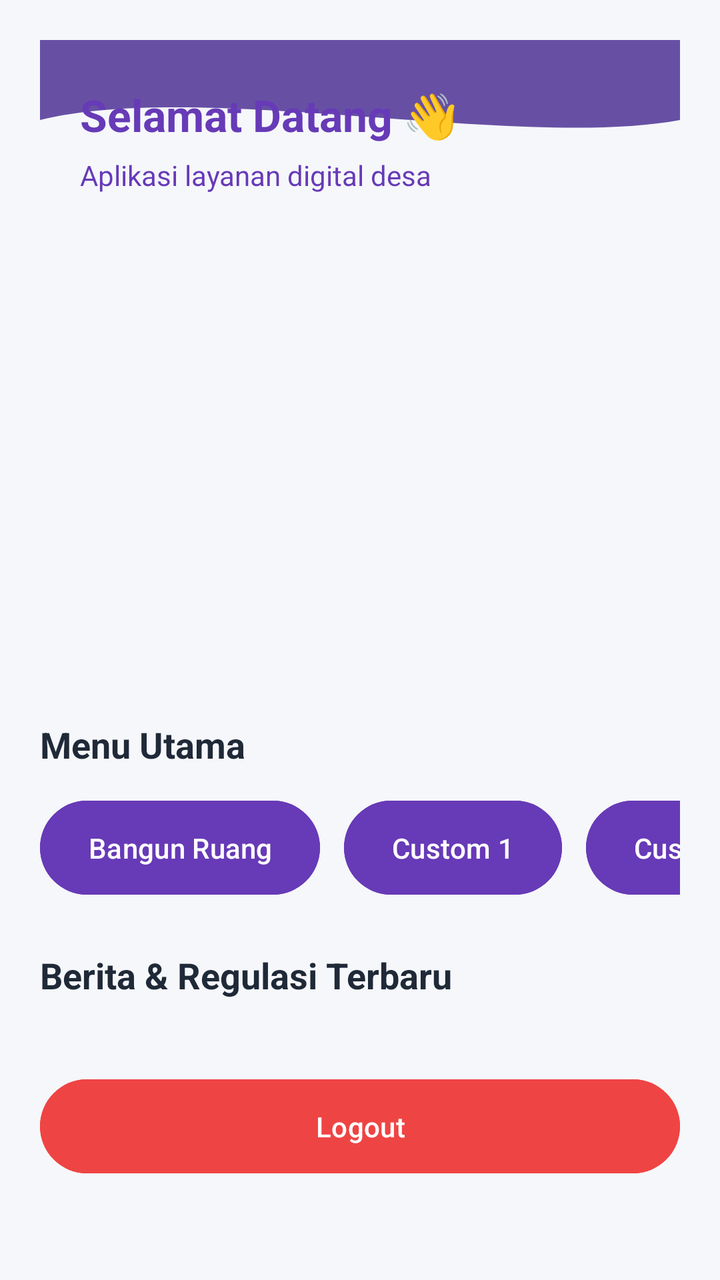
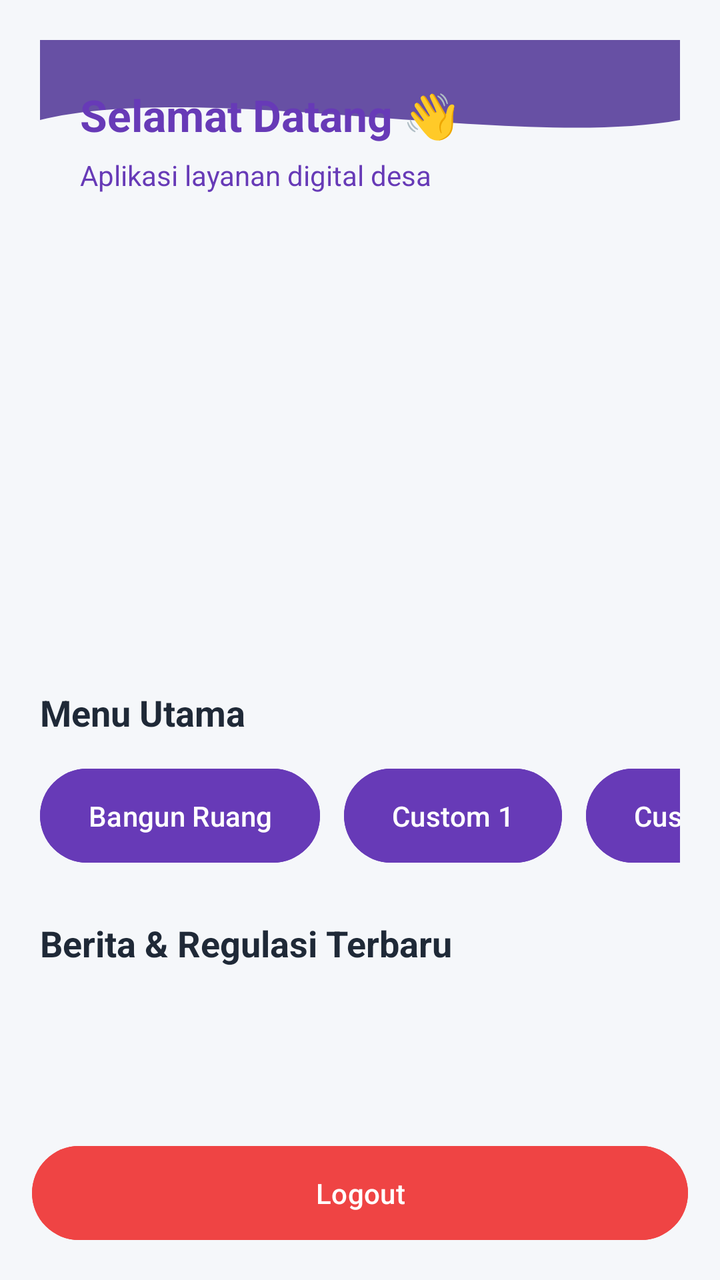

An Android layout rendered at two revisions. The XML below is the earlier revision; the diff shows what the commit changed to produce the second picture.
<!-- AndroidManifest.xml: application theme Theme.Anaanlume -->
<!-- res/layout/fragment_home.xml -->
<?xml version="1.0" encoding="utf-8"?>
<androidx.core.widget.NestedScrollView xmlns:android="http://schemas.android.com/apk/res/android"
    xmlns:app="http://schemas.android.com/apk/res-auto"
    android:layout_width="match_parent"
    android:layout_height="match_parent"
    android:background="#F5F7FA">

    <LinearLayout
        android:layout_width="match_parent"
        android:layout_height="wrap_content"
        android:orientation="vertical"
        android:padding="20dp">

        
        <LinearLayout
            android:layout_width="match_parent"
            android:layout_height="wrap_content"
            android:background="@drawable/bg_header_wave"
            android:gravity="center_vertical"
            android:orientation="vertical"
            android:padding="20dp"
            android:layout_marginBottom="20dp">

            <TextView
                android:layout_width="wrap_content"
                android:layout_height="wrap_content"
                android:text="Selamat Datang 👋"
                android:textColor="#673AB7"
                android:textSize="22sp"
                android:textStyle="bold" />

            <TextView
                android:layout_width="wrap_content"
                android:layout_height="wrap_content"
                android:paddingTop="6dp"
                android:text="Aplikasi layanan digital desa"
                android:textColor="#673AB7"
                android:textSize="14sp" />

        </LinearLayout>

        
        <androidx.viewpager2.widget.ViewPager2
            android:id="@+id/vpSlider"
            android:layout_width="match_parent"
            android:layout_height="200dp"
            android:layout_marginBottom="20dp" />

        
        <TextView
            android:layout_width="match_parent"
            android:layout_height="wrap_content"
            android:layout_marginBottom="12dp"
            android:text="Menu Utama"
            android:textColor="#1F2937"
            android:textSize="18sp"
            android:textStyle="bold" />

        
        <HorizontalScrollView
            android:layout_width="match_parent"
            android:layout_height="wrap_content"
            android:scrollbars="none"
            android:layout_marginBottom="24dp">

            <LinearLayout
                android:layout_width="wrap_content"
                android:layout_height="wrap_content"
                android:orientation="horizontal">

                <Button
                    android:id="@+id/btn1"
                    android:layout_width="wrap_content"
                    android:layout_height="55dp"
                    android:layout_marginEnd="12dp"
                    android:backgroundTint="#673AB7"
                    android:text="Bangun Ruang"
                    android:textAllCaps="false"
                    android:textColor="#FFFFFF" />

                <Button
                    android:id="@+id/btn2"
                    android:layout_width="wrap_content"
                    android:layout_height="55dp"
                    android:layout_marginEnd="12dp"
                    android:backgroundTint="#673AB7"
                    android:text="Custom 1"
                    android:textAllCaps="false"
                    android:textColor="#FFFFFF" />

                <Button
                    android:id="@+id/btn3"
                    android:layout_width="wrap_content"
                    android:layout_height="55dp"
                    android:layout_marginEnd="12dp"
                    android:backgroundTint="#673AB7"
                    android:text="Custom 2"
                    android:textAllCaps="false"
                    android:textColor="#FFFFFF" />

                <Button
                    android:id="@+id/btnWeb"
                    android:layout_width="wrap_content"
                    android:layout_height="55dp"
                    android:layout_marginEnd="12dp"
                    android:backgroundTint="#673AB7"
                    android:text="Website Desa"
                    android:textAllCaps="false"
                    android:textColor="#FFFFFF" />

                <Button
                    android:id="@+id/btnDokumen"
                    android:layout_width="wrap_content"
                    android:layout_height="55dp"
                    android:backgroundTint="#673AB7"
                    android:text="Dokumen"
                    android:textAllCaps="false"
                    android:textColor="#FFFFFF" />
            </LinearLayout>
        </HorizontalScrollView>

        
        <TextView
            android:layout_width="match_parent"
            android:layout_height="wrap_content"
            android:layout_marginBottom="12dp"
            android:text="Berita &amp; Regulasi Terbaru"
            android:textColor="#1F2937"
            android:textSize="18sp"
            android:textStyle="bold" />

        <androidx.recyclerview.widget.RecyclerView
            android:id="@+id/rvBerita"
            android:layout_width="match_parent"
            android:layout_height="wrap_content"
            android:nestedScrollingEnabled="false"
            app:layoutManager="androidx.recyclerview.widget.LinearLayoutManager" />

        
        <Button
            android:id="@+id/btnLogout"
            android:layout_width="match_parent"
            android:layout_height="55dp"
            android:layout_marginTop="24dp"
            android:backgroundTint="#EF4444"
            android:text="Logout"
            android:textAllCaps="false"
            android:textColor="#FFFFFF" />

    </LinearLayout>

</androidx.core.widget.NestedScrollView>
<!-- resources referenced by this layout -->
<resources>
  <!-- drawable bg_header_wave (drawable) -->
  <vector xmlns:android="http://schemas.android.com/apk/res/android"
      android:width="100dp"
      android:height="100dp"
      android:viewportWidth="100"
      android:viewportHeight="100">
  
  
      <path
          android:fillColor="?attr/colorPrimary"
          android:pathData="
              M0,0
              L100,0
              L100,40
              C 75,55
                25,20
                0,40
              Z" />
  </vector>
  <style name="Theme.Anaanlume" parent="Base.Theme.Anaanlume" />
  <style name="Base.Theme.Anaanlume" parent="Theme.Material3.DayNight.NoActionBar">
          
          
      </style>
</resources>

<!-- the commit's change to res/layout/fragment_home.xml (unified diff, before → after) -->
@@ -1,152 +1,162 @@
 <?xml version="1.0" encoding="utf-8"?>
-<androidx.core.widget.NestedScrollView xmlns:android="http://schemas.android.com/apk/res/android"
+<androidx.constraintlayout.widget.ConstraintLayout xmlns:android="http://schemas.android.com/apk/res/android"
     xmlns:app="http://schemas.android.com/apk/res-auto"
     android:layout_width="match_parent"
     android:layout_height="match_parent"
     android:background="#F5F7FA">
 
-    <LinearLayout
+    
+    <androidx.core.widget.NestedScrollView
+        android:id="@+id/contentScroll"
         android:layout_width="match_parent"
-        android:layout_height="wrap_content"
-        android:orientation="vertical"
-        android:padding="20dp">
+        android:layout_height="0dp"
+        android:fillViewport="true"
+        app:layout_constraintBottom_toTopOf="@+id/btnLogout"
+        app:layout_constraintTop_toTopOf="parent">
 
-        
         <LinearLayout
             android:layout_width="match_parent"
             android:layout_height="wrap_content"
-            android:background="@drawable/bg_header_wave"
-            android:gravity="center_vertical"
             android:orientation="vertical"
-            android:padding="20dp"
-            android:layout_marginBottom="20dp">
+            android:padding="20dp">
+
+            
+            <LinearLayout
+                android:layout_width="match_parent"
+                android:layout_height="wrap_content"
+                android:background="@drawable/bg_header_wave"
+                android:gravity="center_vertical"
+                android:orientation="vertical"
+                android:padding="20dp"
+                android:layout_marginBottom="20dp">
+
+                <TextView
+                    android:layout_width="wrap_content"
+                    android:layout_height="wrap_content"
+                    android:text="Selamat Datang 👋"
+                    android:textColor="#673AB7"
+                    android:textSize="22sp"
+                    android:textStyle="bold" />
+
+                <TextView
+                    android:layout_width="wrap_content"
+                    android:layout_height="wrap_content"
+                    android:paddingTop="6dp"
+                    android:text="Aplikasi layanan digital desa"
+                    android:textColor="#673AB7"
+                    android:textSize="14sp" />
+
+            </LinearLayout>
+
+            
+
+            
+            <androidx.viewpager2.widget.ViewPager2
+                android:id="@+id/vpSlider"
+                android:layout_width="match_parent"
+                android:layout_height="180dp"
+                android:layout_marginBottom="24dp" />
 
             <TextView
-                android:layout_width="wrap_content"
+                android:layout_width="match_parent"
                 android:layout_height="wrap_content"
-                android:text="Selamat Datang 👋"
-                android:textColor="#673AB7"
-                android:textSize="22sp"
+                android:layout_marginBottom="12dp"
+                android:text="Menu Utama"
+                android:textColor="#1F2937"
+                android:textSize="18sp"
                 android:textStyle="bold" />
 
+            <HorizontalScrollView
+                android:layout_width="match_parent"
+                android:layout_height="wrap_content"
+                android:scrollbars="none"
+                android:layout_marginBottom="24dp">
+
+                <LinearLayout
+                    android:layout_width="wrap_content"
+                    android:layout_height="wrap_content"
+                    android:orientation="horizontal">
+
+                    <Button
+                        android:id="@+id/btn1"
+                        android:layout_width="wrap_content"
+                        android:layout_height="55dp"
+                        android:layout_marginEnd="12dp"
+                        android:backgroundTint="#673AB7"
+                        android:text="Bangun Ruang"
+                        android:textAllCaps="false"
+                        android:textColor="#FFFFFF" />
+
+                    <Button
+                        android:id="@+id/btn2"
+                        android:layout_width="wrap_content"
+                        android:layout_height="55dp"
+                        android:layout_marginEnd="12dp"
+                        android:backgroundTint="#673AB7"
+                        android:text="Custom 1"
+                        android:textAllCaps="false"
+                        android:textColor="#FFFFFF" />
+
+                    <Button
+                        android:id="@+id/btn3"
+                        android:layout_width="wrap_content"
+                        android:layout_height="55dp"
+                        android:layout_marginEnd="12dp"
+                        android:backgroundTint="#673AB7"
+                        android:text="Custom 2"
+                        android:textAllCaps="false"
+                        android:textColor="#FFFFFF" />
+
+                    <Button
+                        android:id="@+id/btnWeb"
+                        android:layout_width="wrap_content"
+                        android:layout_height="55dp"
+                        android:layout_marginEnd="12dp"
+                        android:backgroundTint="#673AB7"
+                        android:text="Website"
+                        android:textAllCaps="false"
+                        android:textColor="#FFFFFF" />
+
+                    <Button
+                        android:id="@+id/btnDokumen"
+                        android:layout_width="wrap_content"
+                        android:layout_height="55dp"
+                        android:backgroundTint="#673AB7"
+                        android:text="Dokumen"
+                        android:textAllCaps="false"
+                        android:textColor="#FFFFFF" />
+                </LinearLayout>
+            </HorizontalScrollView>
+
+            
             <TextView
-                android:layout_width="wrap_content"
+                android:layout_width="match_parent"
                 android:layout_height="wrap_content"
-                android:paddingTop="6dp"
-                android:text="Aplikasi layanan digital desa"
-                android:textColor="#673AB7"
-                android:textSize="14sp" />
+                android:layout_marginBottom="12dp"
+                android:text="Berita &amp; Regulasi Terbaru"
+                android:textColor="#1F2937"
+                android:textSize="18sp"
+                android:textStyle="bold" />
+
+            <androidx.recyclerview.widget.RecyclerView
+                android:id="@+id/rvBerita"
+                android:layout_width="match_parent"
+                android:layout_height="wrap_content"
+                android:nestedScrollingEnabled="false" />
 
         </LinearLayout>
+    </androidx.core.widget.NestedScrollView>
 
-        
-        <androidx.viewpager2.widget.ViewPager2
-            android:id="@+id/vpSlider"
-            android:layout_width="match_parent"
-            android:layout_height="200dp"
-            android:layout_marginBottom="20dp" />
+    
+    <Button
+        android:id="@+id/btnLogout"
+        android:layout_width="match_parent"
+        android:layout_height="55dp"
+        android:layout_margin="16dp"
+        android:backgroundTint="#EF4444"
+        android:text="Logout"
+        android:textAllCaps="false"
+        android:textColor="#FFFFFF"
+        app:layout_constraintBottom_toBottomOf="parent" />
 
-        
-        <TextView
-            android:layout_width="match_parent"
-            android:layout_height="wrap_content"
-            android:layout_marginBottom="12dp"
-            android:text="Menu Utama"
-            android:textColor="#1F2937"
-            android:textSize="18sp"
-            android:textStyle="bold" />
-
-        
-        <HorizontalScrollView
-            android:layout_width="match_parent"
-            android:layout_height="wrap_content"
-            android:scrollbars="none"
-            android:layout_marginBottom="24dp">
-
-            <LinearLayout
-                android:layout_width="wrap_content"
-                android:layout_height="wrap_content"
-                android:orientation="horizontal">
-
-                <Button
-                    android:id="@+id/btn1"
-                    android:layout_width="wrap_content"
-                    android:layout_height="55dp"
-                    android:layout_marginEnd="12dp"
-                    android:backgroundTint="#673AB7"
-                    android:text="Bangun Ruang"
-                    android:textAllCaps="false"
-                    android:textColor="#FFFFFF" />
-
-                <Button
-                    android:id="@+id/btn2"
-                    android:layout_width="wrap_content"
-                    android:layout_height="55dp"
-                    android:layout_marginEnd="12dp"
-                    android:backgroundTint="#673AB7"
-                    android:text="Custom 1"
-                    android:textAllCaps="false"
-                    android:textColor="#FFFFFF" />
-
-                <Button
-                    android:id="@+id/btn3"
-                    android:layout_width="wrap_content"
-                    android:layout_height="55dp"
-                    android:layout_marginEnd="12dp"
-                    android:backgroundTint="#673AB7"
-                    android:text="Custom 2"
-                    android:textAllCaps="false"
-                    android:textColor="#FFFFFF" />
-
-                <Button
-                    android:id="@+id/btnWeb"
-                    android:layout_width="wrap_content"
-                    android:layout_height="55dp"
-                    android:layout_marginEnd="12dp"
-                    android:backgroundTint="#673AB7"
-                    android:text="Website Desa"
-                    android:textAllCaps="false"
-                    android:textColor="#FFFFFF" />
-
-                <Button
-                    android:id="@+id/btnDokumen"
-                    android:layout_width="wrap_content"
-                    android:layout_height="55dp"
-                    android:backgroundTint="#673AB7"
-                    android:text="Dokumen"
-                    android:textAllCaps="false"
-                    android:textColor="#FFFFFF" />
-            </LinearLayout>
-        </HorizontalScrollView>
-
-        
-        <TextView
-            android:layout_width="match_parent"
-            android:layout_height="wrap_content"
-            android:layout_marginBottom="12dp"
-            android:text="Berita &amp; Regulasi Terbaru"
-            android:textColor="#1F2937"
-            android:textSize="18sp"
-            android:textStyle="bold" />
-
-        <androidx.recyclerview.widget.RecyclerView
-            android:id="@+id/rvBerita"
-            android:layout_width="match_parent"
-            android:layout_height="wrap_content"
-            android:nestedScrollingEnabled="false"
-            app:layoutManager="androidx.recyclerview.widget.LinearLayoutManager" />
-
-        
-        <Button
-            android:id="@+id/btnLogout"
-            android:layout_width="match_parent"
-            android:layout_height="55dp"
-            android:layout_marginTop="24dp"
-            android:backgroundTint="#EF4444"
-            android:text="Logout"
-            android:textAllCaps="false"
-            android:textColor="#FFFFFF" />
-
-    </LinearLayout>
-
-</androidx.core.widget.NestedScrollView>
+</androidx.constraintlayout.widget.ConstraintLayout>
